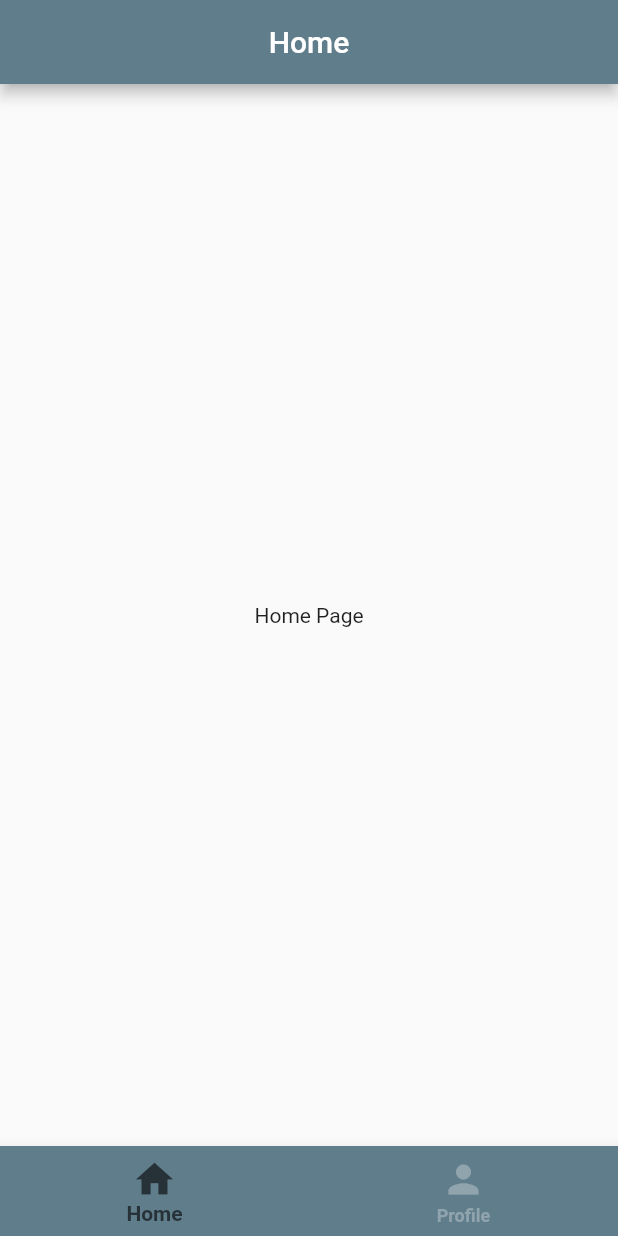
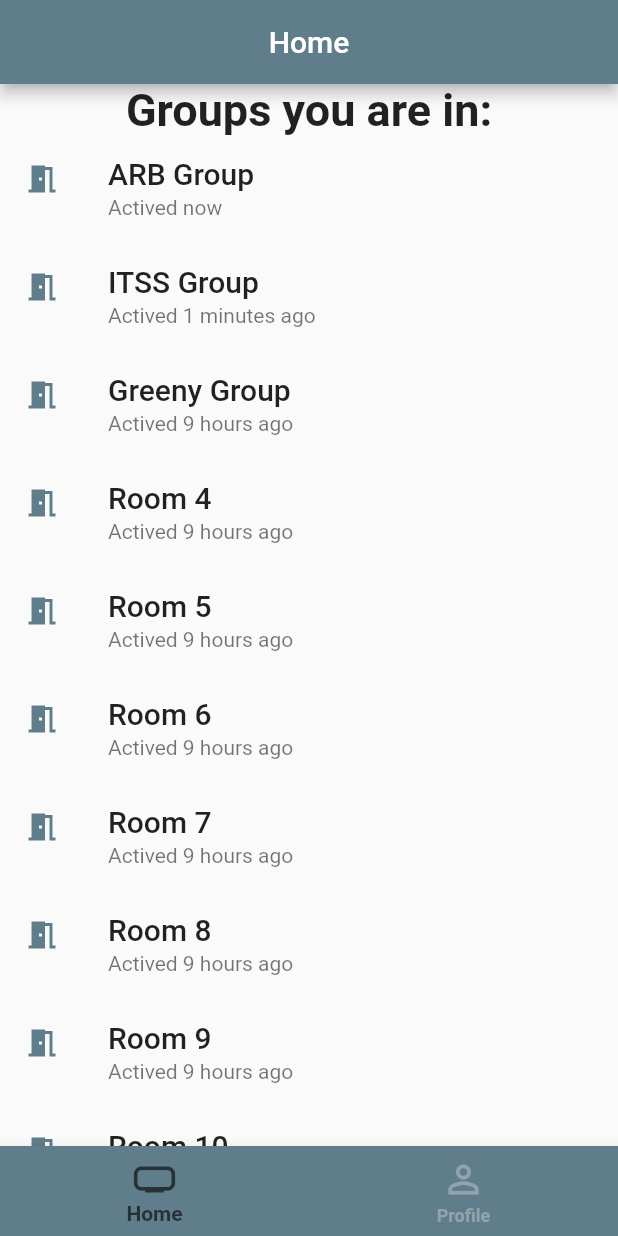
Before and after one commit to hduy1201/Management_app, a Flutter app: the HomeScreen screen opened directly, on a phone screen of 412 x 824 dp. Run offline on Flutter 3.47's test engine with Material 2 defaults, Android fonts, the phone set to English and light mode, and no system bars; our stand-ins replace firebase_core, get, google_fonts; accounts and stored records are empty.

```diff
--- a/management_app/lib/main.dart
+++ b/management_app/lib/main.dart
@@ -2,7 +2,6 @@
 import 'package:flutter/material.dart';
 import 'package:get/get.dart';
 import 'package:google_fonts/google_fonts.dart';
-import 'package:management_app/pages/account.dart';
 import 'package:management_app/pages/home.dart';
 import 'package:management_app/pages/login.dart';
 
@@ -25,6 +24,7 @@ class MyApp extends GetWidget {
   Widget build(BuildContext context) {
     return GetMaterialApp(
       title: 'Management App',
+
       debugShowCheckedModeBanner: false,
       theme: ThemeData(
         primarySwatch: Colors.blueGrey,
@@ -37,9 +37,9 @@ class MyApp extends GetWidget {
           unselectedLabelStyle: const TextStyle(fontWeight: FontWeight.w600),
         ),
       ),
-      // home: LoginPage(),
+      home: LoginPage(),
       // home: HomePage(),
-      home: ProfileScreen(),
+      // home: ProfileScreen(),
     );
   }
 }
--- a/management_app/lib/pages/home.dart
+++ b/management_app/lib/pages/home.dart
@@ -1,8 +1,11 @@
 import 'package:flutter/material.dart';
 import 'package:get/get.dart';
 import 'package:management_app/pages/profile.dart';
+import 'package:management_app/widgets/group_list.dart';
 
 class HomeScreen extends GetView {
+  static const title = 'News';
+
   HomeScreen({super.key});
   final _selectedIndex = 0.obs;
 
@@ -28,9 +31,7 @@ class HomeScreen extends GetView {
       body: Obx(
         () {
           if (_selectedIndex.value == 0) {
-            return const Center(
-              child: Text('Home Page'),
-            );
+            return const GroupListWidget();
           } else if (_selectedIndex.value == 1) {
             return const ProfileScreen();
           } else {
@@ -49,14 +50,14 @@ class HomeScreen extends GetView {
           items: const <BottomNavigationBarItem>[
             BottomNavigationBarItem(
               icon: Icon(
-                Icons.home,
+                Icons.home_max_outlined,
                 size: 30,
               ),
               label: 'Home',
             ),
             BottomNavigationBarItem(
               icon: Icon(
-                Icons.person,
+                Icons.person_outline_outlined,
                 size: 30,
               ),
               label: 'Profile',
--- a/management_app/lib/pages/login.dart
+++ b/management_app/lib/pages/login.dart
@@ -3,7 +3,7 @@ import 'package:get/get.dart';
 import 'package:management_app/pages/home.dart';
 import 'package:management_app/widgets/login_dialog.dart';
 
-class LoginPage extends GetWidget {
+class LoginPage extends GetView {
   const LoginPage({super.key});
 
   @override
--- /dev/null
+++ b/management_app/lib/widgets/group_list.dart
@@ -0,0 +1,58 @@
+import 'package:flutter/material.dart';
+import 'package:get/get.dart';
+import 'package:management_app/pages/group.dart';
+
+class GroupListWidget extends GetView {
+  const GroupListWidget({super.key});
+
+  Widget _buildList() {
+    return Column(textDirection: TextDirection.ltr, children: <Widget>[
+      const Text('Groups you are in:',
+          textAlign: TextAlign.left,
+          style: TextStyle(
+            fontWeight: FontWeight.w600,
+            fontSize: 30,
+          )),
+      Expanded(
+        child: ListView(
+          children: [
+            _tile('ARB Group', 'Actived now', Icons.meeting_room),
+            _tile('ITSS Group', 'Actived 1 minutes ago', Icons.meeting_room),
+            _tile('Greeny Group', 'Actived 9 hours ago', Icons.meeting_room),
+            _tile('Room 4', 'Actived 9 hours ago', Icons.meeting_room),
+            _tile('Room 5', 'Actived 9 hours ago', Icons.meeting_room),
+            _tile('Room 6', 'Actived 9 hours ago', Icons.meeting_room),
+            _tile('Room 7', 'Actived 9 hours ago', Icons.meeting_room),
+            _tile('Room 8', 'Actived 9 hours ago', Icons.meeting_room),
+            _tile('Room 9', 'Actived 9 hours ago', Icons.meeting_room),
+            _tile('Room 10', 'Actived 9 hours ago', Icons.meeting_room),
+            _tile('Room 11', 'Actived 9 hours ago', Icons.meeting_room),
+            _tile('Room 12', 'Actived 9 hours ago', Icons.meeting_room),
+            _tile('Room 13', 'Actived 9 hours ago', Icons.meeting_room),
+          ],
+        ),
+      )
+    ]);
+  }
+
+  ListTile _tile(String title, String subtitle, IconData icon) {
+    return ListTile(
+      onTap: (() => Get.to(() => GroupPage())),
+      title: Text(title,
+          style: const TextStyle(
+            fontWeight: FontWeight.w500,
+            fontSize: 20,
+          )),
+      subtitle: Text(subtitle),
+      leading: Icon(
+        icon,
+        color: Colors.blueGrey,
+      ),
+    );
+  }
+
+  @override
+  Widget build(BuildContext context) {
+    return _buildList();
+  }
+}
```
Also changed, not shown: management_app/lib/pages/account.dart (deleted, +0 -27 lines), management_app/lib/pages/group.dart (added, +106 -0 lines), management_app/lib/widgets/add_member_dialog.dart (added, +79 -0 lines), management_app/lib/widgets/add_task_form.dart (added, +65 -0 lines), management_app/lib/widgets/member_list.dart (added, +78 -0 lines), management_app/lib/widgets/task_list.dart (added, +70 -0 lines), management_app/assets/images/ddm.jpg (added), management_app/assets/images/jenie.jpg (added), management_app/assets/images/jisoo.jpg (added), management_app/assets/images/lulu.jpg (added), management_app/assets/images/ntk.jpg (added), management_app/assets/images/rose.jpg (added), management_app/assets/images/winter.jpg (added).
